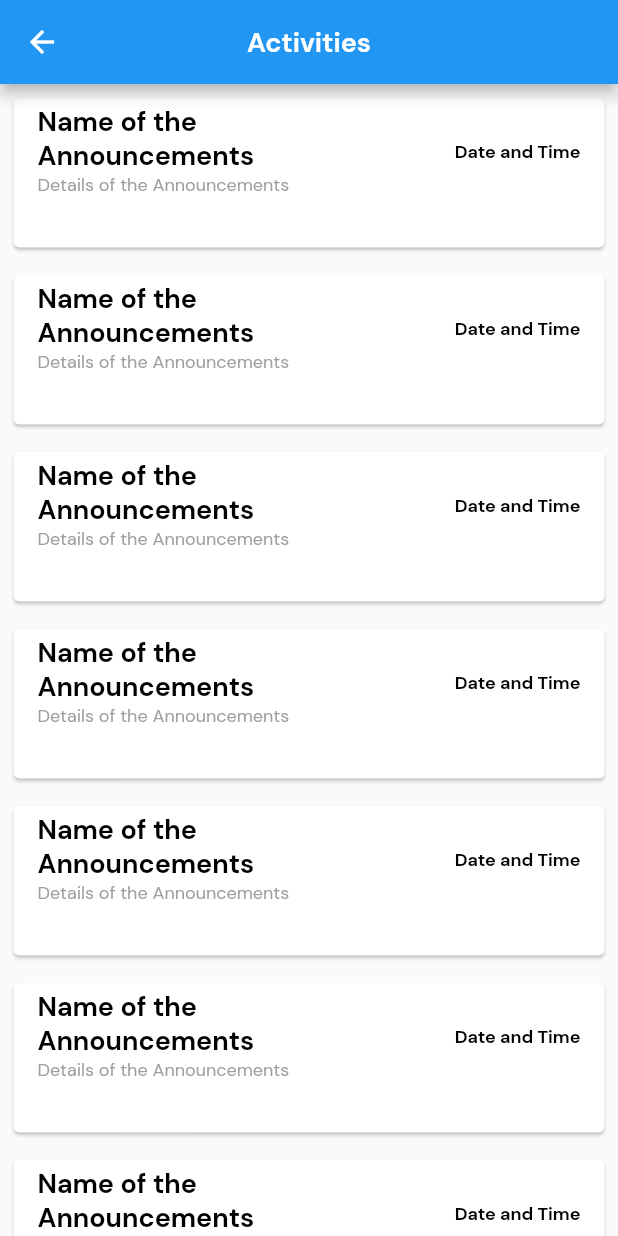
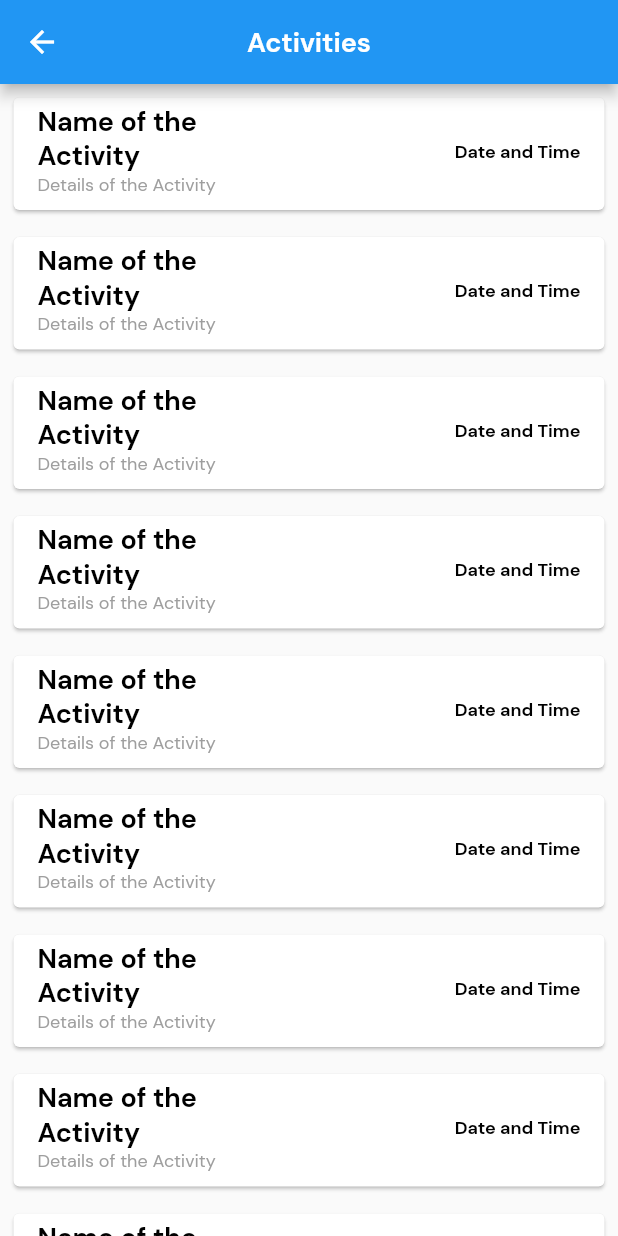
Before and after one commit to lansoyyy/SK_App, a Flutter app: the ActivitiesPage screen opened directly, on a phone screen of 412 x 824 dp. Run offline on Flutter 3.47's test engine with Material 2 defaults, Android fonts, the light colour scheme and no system bars; our stand-ins replace cloud_firestore, file_picker, firebase_auth, firebase_core, firebase_storage, fluttertoast and 1 more; accounts and stored records are empty.

Commit message:
added activity page

```diff
--- a/lib/screens/home_screen.dart
+++ b/lib/screens/home_screen.dart
@@ -1,4 +1,5 @@
 import 'package:flutter/material.dart';
+import 'package:sk_app/screens/pages/activities_page.dart';
 import 'package:sk_app/screens/pages/announcements_page.dart';
 import 'package:sk_app/screens/pages/helpdesk/main_helpdesk_page.dart';
 import 'package:sk_app/screens/pages/registration_page.dart';
@@ -101,6 +102,10 @@ class HomeScreen extends StatelessWidget {
                 Padding(
                   padding: const EdgeInsets.fromLTRB(5, 10, 5, 10),
                   child: ListTile(
+                    onTap: () {
+                      Navigator.of(context).push(MaterialPageRoute(
+                          builder: (context) => const ActivitiesPage()));
+                    },
                     shape: RoundedRectangleBorder(
                       borderRadius: BorderRadius.circular(5),
                     ),
--- a/lib/screens/pages/activities_page.dart
+++ b/lib/screens/pages/activities_page.dart
@@ -22,16 +22,16 @@ class ActivitiesPage extends StatelessWidget {
             padding: const EdgeInsets.all(5.0),
             child: Card(
               child: SizedBox(
-                height: 100,
+                height: 75,
                 child: ListTile(
                   title: TextWidget(
-                    text: 'Name of the\nAnnouncements',
+                    text: 'Name of the\nActivity',
                     fontSize: 18,
                     color: Colors.black,
                     fontFamily: 'Bold',
                   ),
                   subtitle: TextWidget(
-                    text: 'Details of the Announcements',
+                    text: 'Details of the Activity',
                     fontSize: 12,
                     color: Colors.grey,
                   ),
```
